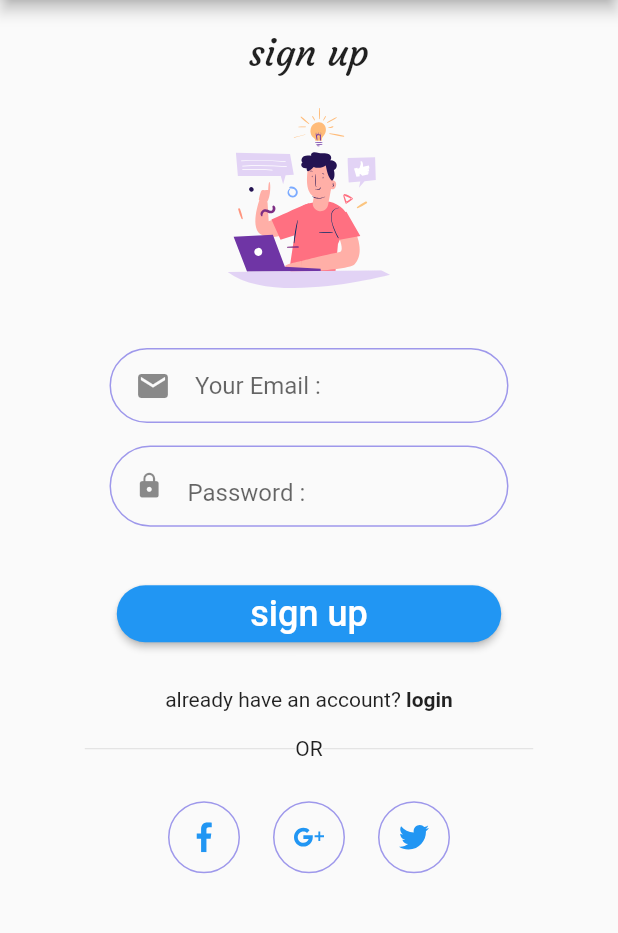
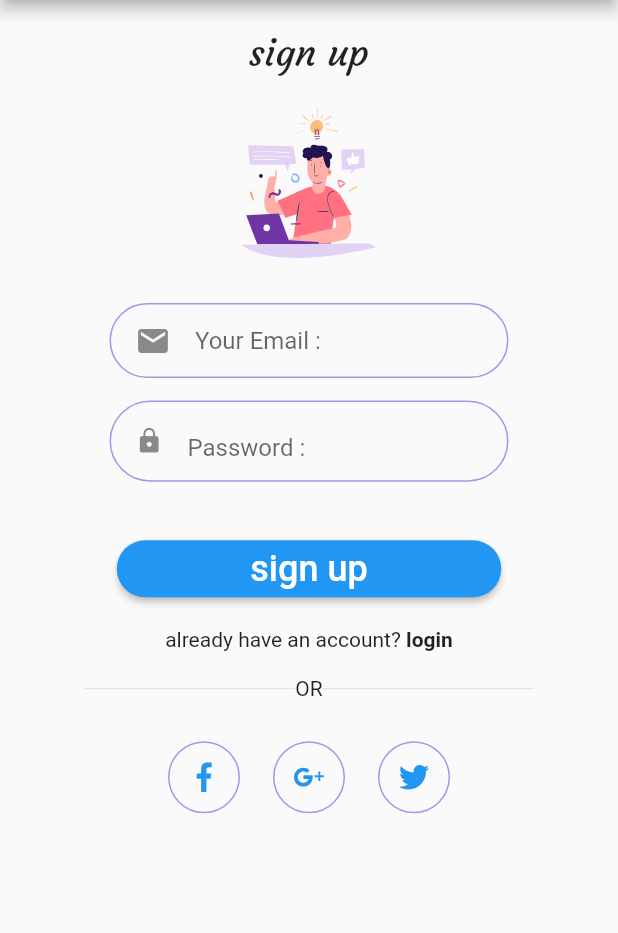
Before and after one commit to yassin-w/Todo-APP, a Flutter app: the screen it shows after launch, after a tap on "login", after a tap on "sign up", on a phone screen of 412 x 824 dp, the part 84-1017 px from its top. Run offline on Flutter 3.47's test engine with Material 2 defaults, Android fonts, the phone set to English and light mode, and no system bars; our stand-ins replace cloud_firestore, firebase_auth, firebase_core, flutter_datetime_picker, flutter_svg, get and 1 more; accounts and stored records are empty; statements that could not run were skipped.

```diff
--- a/lib/controllers/todo_controller.dart
+++ b/lib/controllers/todo_controller.dart
@@ -16,7 +16,6 @@ class TodoController extends GetxController {
   @override
   void onInit() async {
     getData(uid);
-    print("call onInit"); // this line not printing
     super.onInit();
   }
 
--- a/lib/pages/authentication/login_page.dart
+++ b/lib/pages/authentication/login_page.dart
@@ -20,7 +20,8 @@ class _LoginState extends State<Login> {
   Widget build(BuildContext context) {
     return SafeArea(
       child: Scaffold(
-        drawer: Drawer(
+          resizeToAvoidBottomInset: false,
+          drawer: Drawer(
           child: DrawerComp(),
         ),
         appBar: AppBar(
@@ -33,7 +34,7 @@ class _LoginState extends State<Login> {
           centerTitle: true,
         ),
         body: SizedBox(
-          height: double.infinity,
+
           width: double.infinity,
           child: SizedBox(
             width: double.infinity,
@@ -41,14 +42,14 @@ class _LoginState extends State<Login> {
               crossAxisAlignment: CrossAxisAlignment.center,
               children: [
                 const SizedBox(
-                  height: 35,
+                  height: 20,
                 ),
                 Text(
                   "Log in".tr,
                   style: TextStyle(fontSize: 33, fontFamily: "myfont"),
                 ),
                 const SizedBox(
-                  height: 35,
+                  height: 20,
                 ),
                 SvgPicture.asset(
                   "assets/icons/login.svg",
@@ -56,7 +57,7 @@ class _LoginState extends State<Login> {
                   height: 100,
                 ),
                 const SizedBox(
-                  height: 35,
+                  height: 20,
                 ),
                 LoginForm(),
                 const SizedBox(
--- a/lib/pages/authentication/signup_page.dart
+++ b/lib/pages/authentication/signup_page.dart
@@ -14,6 +14,8 @@ class SignUp extends StatelessWidget {
   Widget build(BuildContext context) {
     return SafeArea(
       child: Scaffold(
+        resizeToAvoidBottomInset: false,
+
         drawer: Drawer(
           child: DrawerComp(),
         ),
@@ -46,14 +48,14 @@ class SignUp extends StatelessWidget {
               ),
               SvgPicture.asset(
                 "assets/icons/signup.svg",
-                height: 120,
+                height: 100,
               ),
               const SizedBox(
-                height: 40,
+                height: 30,
               ),
               SignupForm(),
               const SizedBox(
-                height: 25,
+                height: 15,
               ),
               Row(
                 mainAxisAlignment: MainAxisAlignment.center,
--- a/lib/pages/todos/add_todo_page.dart
+++ b/lib/pages/todos/add_todo_page.dart
@@ -13,8 +13,9 @@ class _AddTodoState extends State<AddTodo> {
   @override
   Widget build(BuildContext context) {
     return Scaffold(
+      resizeToAvoidBottomInset: false,
       body: Container(
-        padding: EdgeInsets.symmetric(horizontal: 20, vertical: 60),
+        padding: EdgeInsets.symmetric(horizontal: 20, vertical: 20),
         width: double.infinity,
         child: AddTodoForm(),
       ),
--- a/lib/pages/todos/list_todos_page.dart
+++ b/lib/pages/todos/list_todos_page.dart
@@ -92,14 +92,14 @@ class _ListTodosState extends State<ListTodos> {
         });
   }
 
-  void _SearchTodo(String todoName) {
+  void _SearchTodo(String query) {
     List<Todo> result = [];
-    if (todoName == '') {
+    if (query == '') {
       result = todos;
     } else {
       result = todos.where((todo) {
         final todoName = todo.name.toLowerCase();
-        final input = todoName.toLowerCase();
+        final input = query.toLowerCase();
         return todoName.contains(input);
       }).toList();
     }
```
Also changed, not shown: lib/widget/dialogs/update_todo_dialog.dart (+7 -4 lines), lib/widget/forms/add_todo_form.dart (+4 -8 lines).
